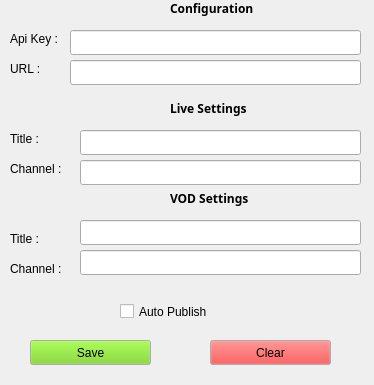
Qt form ui/settings.ui (UbiCastTeam/nudgis-obs-plugin) before a commit.
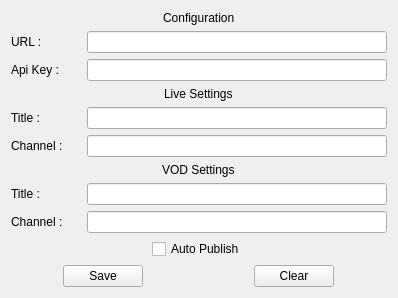
The same form after that commit.

Commit message: ui: use layout for widget position

The edit to the form file:
```diff
--- a/ui/settings.ui
+++ b/ui/settings.ui
@@ -6,339 +6,227 @@
    <rect>
     <x>0</x>
     <y>0</y>
-    <width>374</width>
-    <height>385</height>
+    <width>396</width>
+    <height>371</height>
    </rect>
   </property>
-  <property name="windowTitle">
-   <string>Scripts</string>
-  </property>
-  <widget class="QLabel" name="label">
-   <property name="geometry">
-    <rect>
-     <x>10</x>
-     <y>30</y>
-     <width>67</width>
-     <height>17</height>
-    </rect>
+  <layout class="QVBoxLayout" name="verticalLayout_settings">
+   <property name="sizeConstraint">
+    <enum>QLayout::SetFixedSize</enum>
    </property>
-   <property name="text">
-    <string>Api Key : </string>
-   </property>
-  </widget>
-  <widget class="QLabel" name="label_2">
-   <property name="geometry">
-    <rect>
-     <x>10</x>
-     <y>60</y>
-     <width>67</width>
-     <height>17</height>
-    </rect>
-   </property>
-   <property name="text">
-    <string>URL :</string>
-   </property>
-  </widget>
-  <widget class="QLabel" name="label_3">
-   <property name="geometry">
-    <rect>
-     <x>170</x>
-     <y>0</y>
-     <width>121</width>
-     <height>17</height>
-    </rect>
-   </property>
-   <property name="font">
-    <font>
-     <family>Ubuntu Mono</family>
-     <weight>75</weight>
-     <bold>true</bold>
-    </font>
-   </property>
-   <property name="text">
-    <string>Configuration</string>
-   </property>
-  </widget>
-  <widget class="QLabel" name="label_4">
-   <property name="geometry">
-    <rect>
-     <x>170</x>
-     <y>100</y>
-     <width>121</width>
-     <height>17</height>
-    </rect>
-   </property>
-   <property name="font">
-    <font>
-     <family>Ubuntu Mono</family>
-     <weight>75</weight>
-     <bold>true</bold>
-    </font>
-   </property>
-   <property name="text">
-    <string>Live Settings</string>
-   </property>
-  </widget>
-  <widget class="QLineEdit" name="stream_title">
-   <property name="geometry">
-    <rect>
-     <x>80</x>
-     <y>130</y>
-     <width>281</width>
-     <height>25</height>
-    </rect>
-   </property>
-   <property name="text">
-    <string/>
-   </property>
-  </widget>
-  <widget class="QLineEdit" name="stream_channel">
-   <property name="geometry">
-    <rect>
-     <x>80</x>
-     <y>160</y>
-     <width>281</width>
-     <height>25</height>
-    </rect>
-   </property>
-   <property name="text">
-    <string/>
-   </property>
-  </widget>
-  <widget class="QLabel" name="label_5">
-   <property name="geometry">
-    <rect>
-     <x>10</x>
-     <y>160</y>
-     <width>67</width>
-     <height>17</height>
-    </rect>
-   </property>
-   <property name="text">
-    <string>Channel :</string>
-   </property>
-  </widget>
-  <widget class="QLabel" name="label_6">
-   <property name="geometry">
-    <rect>
-     <x>10</x>
-     <y>130</y>
-     <width>67</width>
-     <height>17</height>
-    </rect>
-   </property>
-   <property name="text">
-    <string>Title :</string>
-   </property>
-  </widget>
-  <widget class="QLabel" name="label_7">
-   <property name="geometry">
-    <rect>
-     <x>170</x>
-     <y>190</y>
-     <width>121</width>
-     <height>17</height>
-    </rect>
-   </property>
-   <property name="font">
-    <font>
-     <family>Ubuntu Mono</family>
-     <weight>75</weight>
-     <bold>true</bold>
-    </font>
-   </property>
-   <property name="text">
-    <string>VOD Settings</string>
-   </property>
-  </widget>
-  <widget class="QLabel" name="label_8">
-   <property name="geometry">
-    <rect>
-     <x>10</x>
-     <y>260</y>
-     <width>67</width>
-     <height>17</height>
-    </rect>
-   </property>
-   <property name="text">
-    <string>Channel :</string>
-   </property>
-  </widget>
-  <widget class="QLabel" name="label_9">
-   <property name="geometry">
-    <rect>
-     <x>10</x>
-     <y>230</y>
-     <width>67</width>
-     <height>17</height>
-    </rect>
-   </property>
-   <property name="text">
-    <string>Title :</string>
-   </property>
-  </widget>
-  <widget class="QLineEdit" name="vod_title">
-   <property name="geometry">
-    <rect>
-     <x>80</x>
-     <y>250</y>
-     <width>281</width>
-     <height>25</height>
-    </rect>
-   </property>
-   <property name="text">
-    <string/>
-   </property>
-  </widget>
-  <widget class="QLineEdit" name="vod_channel">
-   <property name="geometry">
-    <rect>
-     <x>80</x>
-     <y>220</y>
-     <width>281</width>
-     <height>25</height>
-    </rect>
-   </property>
-   <property name="text">
-    <string/>
-   </property>
-  </widget>
-  <widget class="QPushButton" name="btn_saveSettings">
-   <property name="geometry">
-    <rect>
-     <x>30</x>
-     <y>340</y>
-     <width>121</width>
-     <height>25</height>
-    </rect>
-   </property>
-   <property name="palette">
-    <palette>
-     <active>
-      <colorrole role="Button">
-       <brush brushstyle="SolidPattern">
-        <color alpha="255">
-         <red>115</red>
-         <green>210</green>
-         <blue>22</blue>
-        </color>
-       </brush>
-      </colorrole>
-     </active>
-     <inactive>
-      <colorrole role="Button">
-       <brush brushstyle="SolidPattern">
-        <color alpha="255">
-         <red>115</red>
-         <green>210</green>
-         <blue>22</blue>
-        </color>
-       </brush>
-      </colorrole>
-     </inactive>
-     <disabled>
-      <colorrole role="Button">
-       <brush brushstyle="SolidPattern">
-        <color alpha="255">
-         <red>115</red>
-         <green>210</green>
-         <blue>22</blue>
-        </color>
-       </brush>
-      </colorrole>
-     </disabled>
-    </palette>
-   </property>
-   <property name="text">
-    <string>Save</string>
-   </property>
-  </widget>
-  <widget class="QPushButton" name="btn_clearWindow">
-   <property name="geometry">
-    <rect>
-     <x>210</x>
-     <y>340</y>
-     <width>121</width>
-     <height>25</height>
-    </rect>
-   </property>
-   <property name="palette">
-    <palette>
-     <active>
-      <colorrole role="Button">
-       <brush brushstyle="SolidPattern">
-        <color alpha="255">
-         <red>239</red>
-         <green>41</green>
-         <blue>41</blue>
-        </color>
-       </brush>
-      </colorrole>
-     </active>
-     <inactive>
-      <colorrole role="Button">
-       <brush brushstyle="SolidPattern">
-        <color alpha="255">
-         <red>239</red>
-         <green>41</green>
-         <blue>41</blue>
-        </color>
-       </brush>
-      </colorrole>
-     </inactive>
-     <disabled>
-      <colorrole role="Button">
-       <brush brushstyle="SolidPattern">
-        <color alpha="255">
-         <red>239</red>
-         <green>41</green>
-         <blue>41</blue>
-        </color>
-       </brush>
-      </colorrole>
-     </disabled>
-    </palette>
-   </property>
-   <property name="text">
-    <string>Clear</string>
-   </property>
-  </widget>
-  <widget class="QLineEdit" name="url">
-   <property name="geometry">
-    <rect>
-     <x>70</x>
-     <y>60</y>
-     <width>291</width>
-     <height>25</height>
-    </rect>
-   </property>
-  </widget>
-  <widget class="QLineEdit" name="api_key">
-   <property name="geometry">
-    <rect>
-     <x>70</x>
-     <y>30</y>
-     <width>291</width>
-     <height>25</height>
-    </rect>
-   </property>
-   <property name="text">
-    <string/>
-   </property>
-  </widget>
-  <widget class="QCheckBox" name="checkBox">
-   <property name="geometry">
-    <rect>
-     <x>120</x>
-     <y>300</y>
-     <width>271</width>
-     <height>23</height>
-    </rect>
-   </property>
-   <property name="text">
-    <string>Auto Publish</string>
-   </property>
-  </widget>
+   <item>
+    <layout class="QHBoxLayout" name="horizontalLayout_configuration">
+     <item alignment="Qt::AlignHCenter">
+      <widget class="QLabel" name="label_configuration">
+       <property name="text">
+        <string>Configuration</string>
+       </property>
+      </widget>
+     </item>
+    </layout>
+   </item>
+   <item>
+    <layout class="QHBoxLayout" name="horizontalLayout_url">
+     <item>
+      <widget class="QLabel" name="label_url">
+       <property name="minimumSize">
+        <size>
+         <width>70</width>
+         <height>0</height>
+        </size>
+       </property>
+       <property name="text">
+        <string>URL :</string>
+       </property>
+      </widget>
+     </item>
+     <item>
+      <widget class="QLineEdit" name="url">
+       <property name="minimumSize">
+        <size>
+         <width>300</width>
+         <height>0</height>
+        </size>
+       </property>
+       <property name="text">
+        <string/>
+       </property>
+      </widget>
+     </item>
+    </layout>
+   </item>
+   <item>
+    <layout class="QHBoxLayout" name="horizontalLayout_api_key">
+     <item>
+      <widget class="QLabel" name="label_api_key">
+       <property name="minimumSize">
+        <size>
+         <width>70</width>
+         <height>0</height>
+        </size>
+       </property>
+       <property name="text">
+        <string>Api Key : </string>
+       </property>
+      </widget>
+     </item>
+     <item>
+      <widget class="QLineEdit" name="api_key">
+       <property name="text">
+        <string/>
+       </property>
+      </widget>
+     </item>
+    </layout>
+   </item>
+   <item>
+    <layout class="QHBoxLayout" name="horizontalLayout_live_setting">
+     <item alignment="Qt::AlignHCenter">
+      <widget class="QLabel" name="label_live_setting">
+       <property name="text">
+        <string>Live Settings</string>
+       </property>
+      </widget>
+     </item>
+    </layout>
+   </item>
+   <item>
+    <layout class="QHBoxLayout" name="horizontalLayout_title">
+     <item>
+      <widget class="QLabel" name="label_title">
+       <property name="minimumSize">
+        <size>
+         <width>70</width>
+         <height>0</height>
+        </size>
+       </property>
+       <property name="text">
+        <string>Title :</string>
+       </property>
+      </widget>
+     </item>
+     <item>
+      <widget class="QLineEdit" name="stream_title">
+       <property name="text">
+        <string/>
+       </property>
+      </widget>
+     </item>
+    </layout>
+   </item>
+   <item>
+    <layout class="QHBoxLayout" name="horizontalLayout_channel">
+     <item>
+      <widget class="QLabel" name="label_channel">
+       <property name="minimumSize">
+        <size>
+         <width>70</width>
+         <height>0</height>
+        </size>
+       </property>
+       <property name="text">
+        <string>Channel :</string>
+       </property>
+      </widget>
+     </item>
+     <item>
+      <widget class="QLineEdit" name="stream_channel">
+       <property name="text">
+        <string/>
+       </property>
+      </widget>
+     </item>
+    </layout>
+   </item>
+   <item>
+    <layout class="QHBoxLayout" name="horizontalLayout_vod_settings">
+     <item alignment="Qt::AlignHCenter">
+      <widget class="QLabel" name="label_vod_settings">
+       <property name="text">
+        <string>VOD Settings</string>
+       </property>
+      </widget>
+     </item>
+    </layout>
+   </item>
+   <item>
+    <layout class="QHBoxLayout" name="horizontalLayout_vod_title">
+     <item>
+      <widget class="QLabel" name="label_vod_title">
+       <property name="minimumSize">
+        <size>
+         <width>70</width>
+         <height>0</height>
+        </size>
+       </property>
+       <property name="text">
+        <string>Title :</string>
+       </property>
+      </widget>
+     </item>
+     <item>
+      <widget class="QLineEdit" name="vod_title">
+       <property name="text">
+        <string/>
+       </property>
+      </widget>
+     </item>
+    </layout>
+   </item>
+   <item>
+    <layout class="QHBoxLayout" name="horizontalLayout_vod_channel">
+     <item>
+      <widget class="QLabel" name="label_vod_channel">
+       <property name="minimumSize">
+        <size>
+         <width>70</width>
+         <height>0</height>
+        </size>
+       </property>
+       <property name="text">
+        <string>Channel :</string>
+       </property>
+      </widget>
+     </item>
+     <item>
+      <widget class="QLineEdit" name="vod_channel">
+       <property name="text">
+        <string/>
+       </property>
+      </widget>
+     </item>
+    </layout>
+   </item>
+   <item>
+    <layout class="QHBoxLayout" name="horizontalLayout_auto_publish">
+     <item alignment="Qt::AlignHCenter">
+      <widget class="QCheckBox" name="checkBox_auto_publish">
+       <property name="text">
+        <string>Auto Publish</string>
+       </property>
+      </widget>
+     </item>
+    </layout>
+   </item>
+   <item>
+    <layout class="QHBoxLayout" name="horizontalLayout_btn">
+     <item alignment="Qt::AlignHCenter">
+      <widget class="QPushButton" name="btn_saveSettings">
+       <property name="text">
+        <string>Save</string>
+       </property>
+      </widget>
+     </item>
+     <item alignment="Qt::AlignHCenter">
+      <widget class="QPushButton" name="btn_clearWindow">
+       <property name="text">
+        <string>Clear</string>
+       </property>
+      </widget>
+     </item>
+    </layout>
+   </item>
+  </layout>
  </widget>
  <resources/>
  <connections/>
```
The commit also changes 1 other file.
